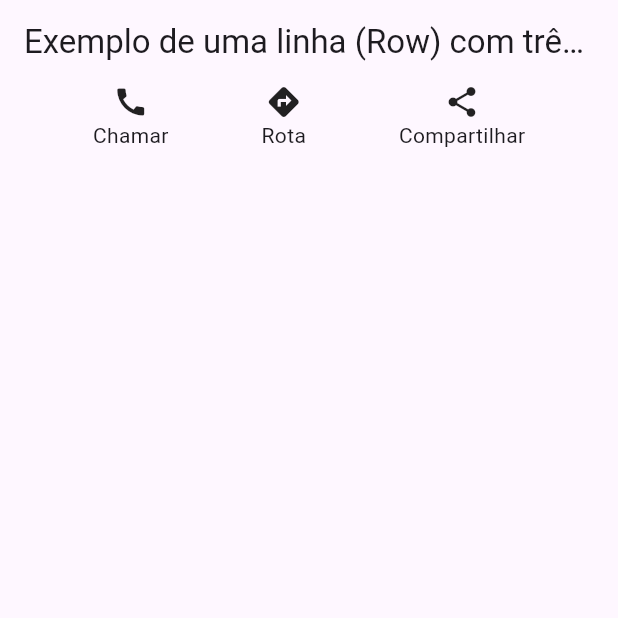
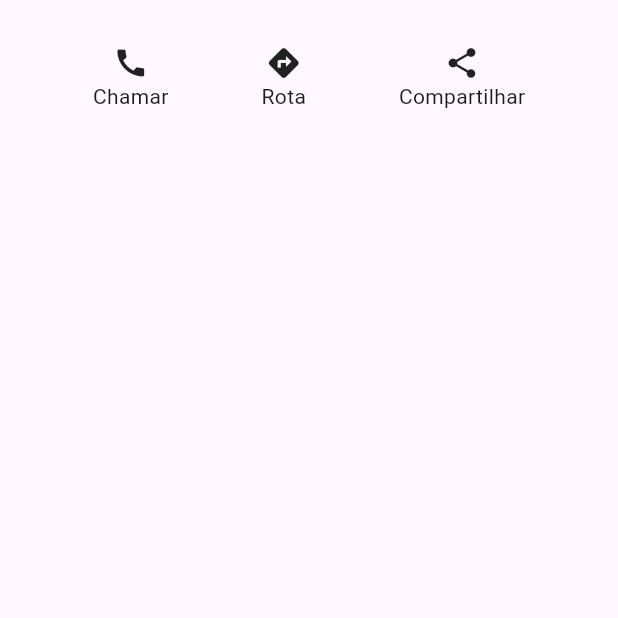
Before and after one commit to adventureandre/Missao-Pratica-Nivel2-Mundo-4, a Flutter app: the screen it shows after launch, on a phone screen of 412 x 824 dp, the top half of it. Run offline on Flutter 3.47's test engine with Material 3 defaults, Android fonts, the phone set to English and light mode, and no system bars.

Commit message:
ajustando e configurando segunda screen

```diff
--- a/Microatividade/my_app/lib/main.dart
+++ b/Microatividade/my_app/lib/main.dart
@@ -1,43 +1,12 @@
 import 'package:flutter/material.dart';
+import 'package:my_app/screens/layouts_basic.dart';
 
 void main() {
   runApp(
-    MaterialApp(
+    const MaterialApp(
       home: Scaffold(
-        appBar: AppBar(
-          title: const Text('Exemplo de uma linha (Row) com três colunas'),
-        ),
         body: MeuLayout(),
       ),
     ),
   );
 }
-
-class MeuLayout extends StatelessWidget {
-  @override
-  Widget build(BuildContext context) {
-    return Row(
-      mainAxisAlignment: MainAxisAlignment.spaceEvenly,
-      children: [
-        Column(
-          children: <Widget>[
-            Icon(Icons.call),
-            Text('Chamar'),
-          ],
-        ),
-        Column(
-          children: <Widget>[
-            Icon(Icons.directions),
-            Text('Rota'),
-          ],
-        ),
-        Column(
-          children: <Widget>[
-            Icon(Icons.share),
-            Text('Compartilhar'),
-          ],
-        ),
-      ],
-    );
-  }
-}
--- /dev/null
+++ b/Microatividade/my_app/lib/screens/layouts_basic.dart
@@ -0,0 +1,36 @@
+import 'package:flutter/material.dart';
+
+
+class MeuLayout extends StatelessWidget {
+  const MeuLayout({super.key,});
+
+  @override
+  Widget build(BuildContext context) {
+    return const Padding(
+      padding: EdgeInsets.only(top: 30),
+      child: Row(
+        mainAxisAlignment: MainAxisAlignment.spaceEvenly,
+        children: [
+          Column(
+            children: <Widget>[
+              Icon(Icons.call),
+              Text('Chamar'),
+            ],
+          ),
+          Column(
+            children: <Widget>[
+              Icon(Icons.directions),
+              Text('Rota'),
+            ],
+          ),
+          Column(
+            children: <Widget>[
+              Icon(Icons.share),
+              Text('Compartilhar'),
+            ],
+          ),
+        ],
+      ),
+    );
+  }
+}
```
Also changed, not shown: Microatividade/my_app/lib/screens/basic_widgets.dart (added, +26 -0 lines).
